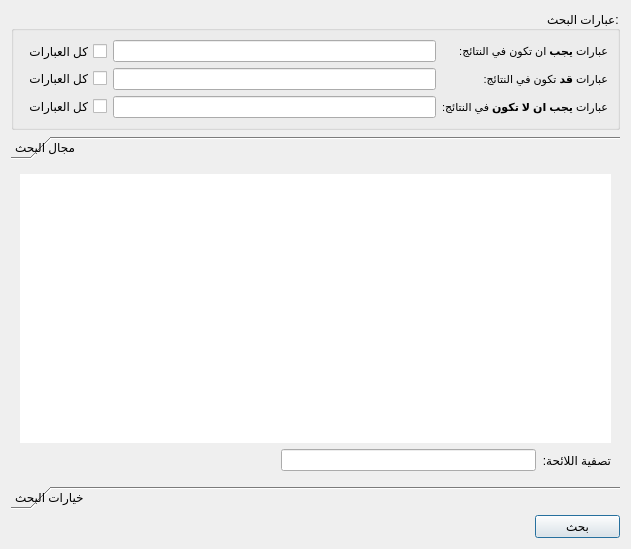
boussouira/albahhet, file src/shamelasearchwidget.ui: the form before one commit.
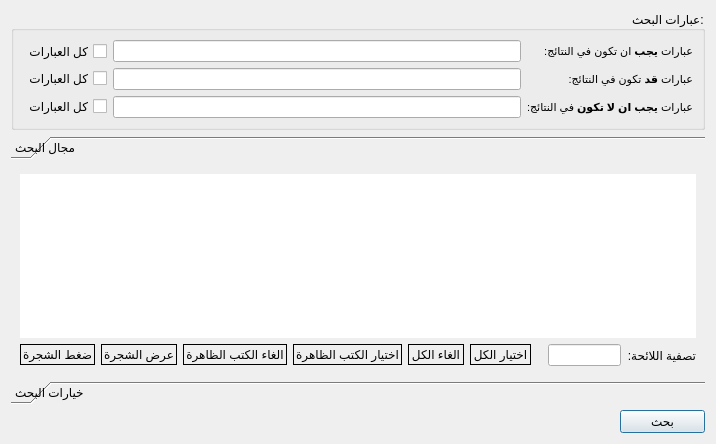
The form after the commit. Icons and pictures are not drawn. Custom widgets are drawn as their Qt base class.

Commit message: Add search tools to the search widget

```diff
--- a/src/shamelasearchwidget.ui
+++ b/src/shamelasearchwidget.ui
@@ -6,8 +6,8 @@
    <rect>
     <x>0</x>
     <y>0</y>
-    <width>631</width>
-    <height>549</height>
+    <width>716</width>
+    <height>444</height>
    </rect>
   </property>
   <property name="windowTitle">
@@ -127,8 +127,8 @@
        <rect>
         <x>0</x>
         <y>0</y>
-        <width>613</width>
-        <height>335</height>
+        <width>698</width>
+        <height>230</height>
        </rect>
       </property>
       <attribute name="label">
@@ -198,6 +198,82 @@
            </property>
           </spacer>
          </item>
+         <item>
+          <widget class="QWidget" name="widgetSearchTools" native="true">
+           <property name="styleSheet">
+            <string notr="true">QPushButton:hover{background-color: qlineargradient(spread:pad, x1:1, y1:1, x2:1, y2:0, stop:0 rgba(0, 0, 0, 0), stop:1 rgba(255, 187, 187, 255));}
+QPushButton{border: 1px solid black;padding:2px;}</string>
+           </property>
+           <layout class="QHBoxLayout" name="horizontalLayout_2">
+            <property name="margin">
+             <number>0</number>
+            </property>
+            <item>
+             <widget class="QPushButton" name="pushSelectAll">
+              <property name="cursor">
+               <cursorShape>PointingHandCursor</cursorShape>
+              </property>
+              <property name="styleSheet">
+               <string notr="true"/>
+              </property>
+              <property name="text">
+               <string>اختيار الكل</string>
+              </property>
+             </widget>
+            </item>
+            <item>
+             <widget class="QPushButton" name="pushUnSelectAll">
+              <property name="cursor">
+               <cursorShape>PointingHandCursor</cursorShape>
+              </property>
+              <property name="text">
+               <string>الغاء الكل</string>
+              </property>
+             </widget>
+            </item>
+            <item>
+             <widget class="QPushButton" name="pushSelectVisible">
+              <property name="cursor">
+               <cursorShape>PointingHandCursor</cursorShape>
+              </property>
+              <property name="text">
+               <string>اختيار الكتب الظاهرة</string>
+              </property>
+             </widget>
+            </item>
+            <item>
+             <widget class="QPushButton" name="pushUnselectVisible">
+              <property name="cursor">
+               <cursorShape>PointingHandCursor</cursorShape>
+              </property>
+              <property name="text">
+               <string>الغاء الكتب الظاهرة</string>
+              </property>
+             </widget>
+            </item>
+            <item>
+             <widget class="QPushButton" name="pushExpandTree">
+              <property name="cursor">
+               <cursorShape>PointingHandCursor</cursorShape>
+              </property>
+              <property name="text">
+               <string>عرض الشجرة</string>
+              </property>
+             </widget>
+            </item>
+            <item>
+             <widget class="QPushButton" name="pushCollapseTree">
+              <property name="cursor">
+               <cursorShape>PointingHandCursor</cursorShape>
+              </property>
+              <property name="text">
+               <string>ضغط الشجرة</string>
+              </property>
+             </widget>
+            </item>
+           </layout>
+          </widget>
+         </item>
         </layout>
        </item>
       </layout>
```
Left out of the diff: 6 changed lines with no effect on the pictures. The commit also changes 1 other file.
